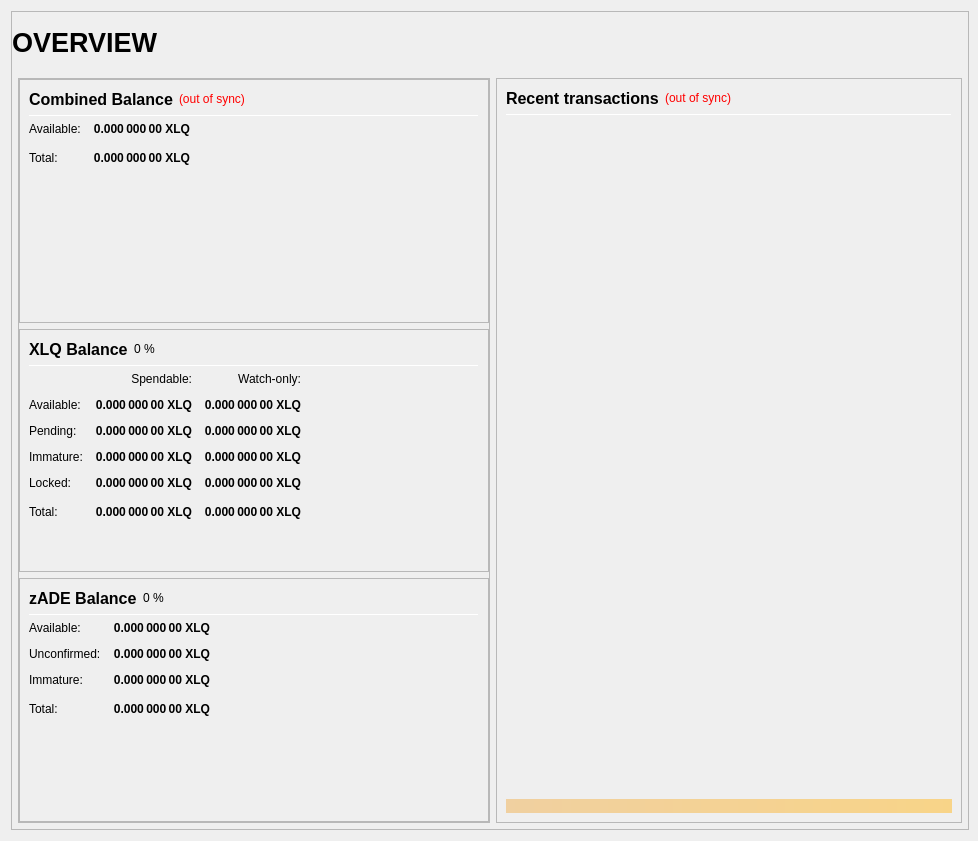
First picture: the form in src/qt/forms/overviewpage.ui, repository adeptio-project/adeptio, before the edit.
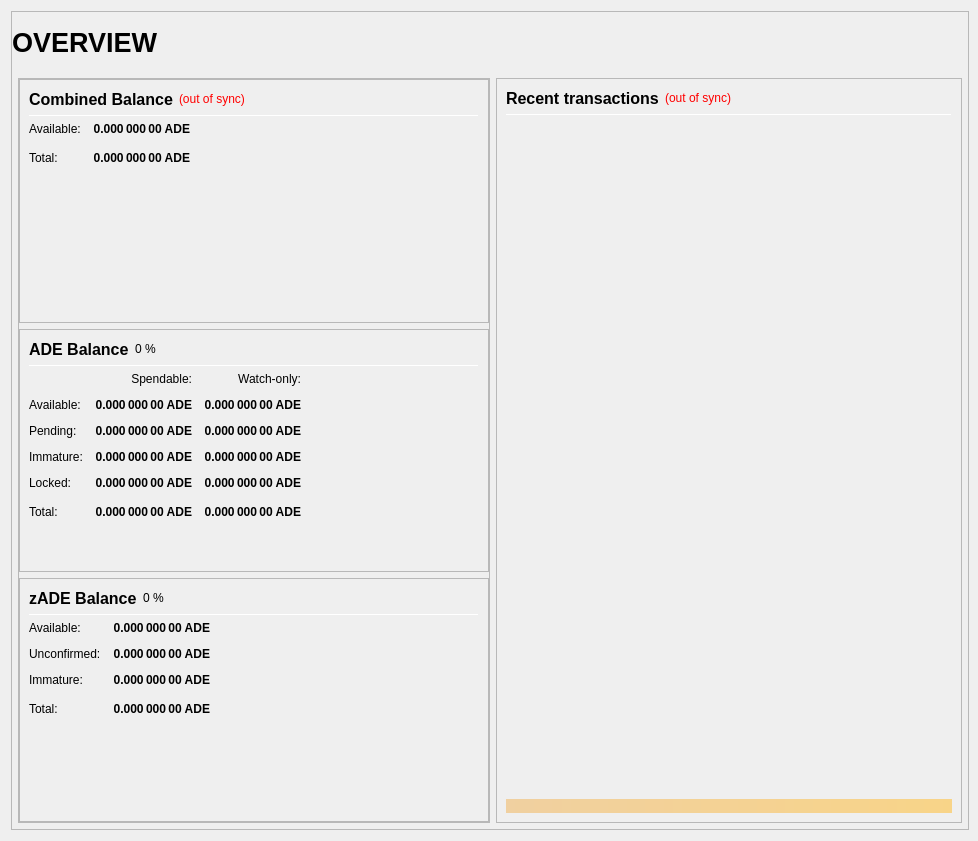
Second picture: the form after the edit.

```diff
--- a/src/qt/forms/overviewpage.ui
+++ b/src/qt/forms/overviewpage.ui
@@ -333,7 +333,7 @@
                           <string>Your current spendable balance</string>
                          </property>
                          <property name="text">
-                          <string notr="true">0.000 000 00 XLQ</string>
+                          <string notr="true">0.000 000 00 ADE</string>
                          </property>
                          <property name="alignment">
                           <set>Qt::AlignRight|Qt::AlignTrailing|Qt::AlignVCenter</set>
@@ -365,7 +365,7 @@
                           <string>Total Balance, including all unavailable coins.</string>
                          </property>
                          <property name="text">
-                          <string notr="true">0.000 000 00 XLQ</string>
+                          <string notr="true">0.000 000 00 ADE</string>
                          </property>
                          <property name="alignment">
                           <set>Qt::AlignRight|Qt::AlignTrailing|Qt::AlignVCenter</set>
@@ -433,7 +433,7 @@
                           </font>
                          </property>
                          <property name="text">
-                          <string>XLQ Balance</string>
+                          <string>ADE Balance</string>
                          </property>
                         </widget>
                        </item>
@@ -525,7 +525,7 @@
                           <string>Your current spendable balance</string>
                          </property>
                          <property name="text">
-                          <string notr="true">0.000 000 00 XLQ</string>
+                          <string notr="true">0.000 000 00 ADE</string>
                          </property>
                          <property name="alignment">
                           <set>Qt::AlignRight|Qt::AlignTrailing|Qt::AlignVCenter</set>
@@ -550,7 +550,7 @@
                           <string>Your current balance in watch-only addresses</string>
                          </property>
                          <property name="text">
-                          <string notr="true">0.000 000 00 XLQ</string>
+                          <string notr="true">0.000 000 00 ADE</string>
                          </property>
                          <property name="alignment">
                           <set>Qt::AlignRight|Qt::AlignTrailing|Qt::AlignVCenter</set>
@@ -582,7 +582,7 @@
                           <string>Total of transactions that have yet to be confirmed, and do not yet count toward the spendable balance</string>
                          </property>
                          <property name="text">
-                          <string notr="true">0.000 000 00 XLQ</string>
+                          <string notr="true">0.000 000 00 ADE</string>
                          </property>
                          <property name="alignment">
                           <set>Qt::AlignRight|Qt::AlignTrailing|Qt::AlignVCenter</set>
@@ -607,7 +607,7 @@
                           <string>Unconfirmed transactions to watch-only addresses</string>
                          </property>
                          <property name="text">
-                          <string notr="true">0.000 000 00 XLQ</string>
+                          <string notr="true">0.000 000 00 ADE</string>
                          </property>
                          <property name="alignment">
                           <set>Qt::AlignRight|Qt::AlignTrailing|Qt::AlignVCenter</set>
@@ -639,7 +639,7 @@
                           <string>Staked or masternode rewards that has not yet matured</string>
                          </property>
                          <property name="text">
-                          <string notr="true">0.000 000 00 XLQ</string>
+                          <string notr="true">0.000 000 00 ADE</string>
                          </property>
                          <property name="alignment">
                           <set>Qt::AlignRight|Qt::AlignTrailing|Qt::AlignVCenter</set>
@@ -664,7 +664,7 @@
                           <string>Staked or masternode rewards in watch-only addresses that has not yet matured</string>
                          </property>
                          <property name="text">
-                          <string notr="true">0.000 000 00 XLQ</string>
+                          <string notr="true">0.000 000 00 ADE</string>
                          </property>
                          <property name="alignment">
                           <set>Qt::AlignRight|Qt::AlignTrailing|Qt::AlignVCenter</set>
@@ -699,7 +699,7 @@
                           <string>Locked XLQ or Masternode collaterals. These are excluded from zADE minting.</string>
                          </property>
                          <property name="text">
-                          <string notr="true">0.000 000 00 XLQ</string>
+                          <string notr="true">0.000 000 00 ADE</string>
                          </property>
                          <property name="alignment">
                           <set>Qt::AlignRight|Qt::AlignTrailing|Qt::AlignVCenter</set>
@@ -724,7 +724,7 @@
                           <string>Current locked balance in watch-only addresses</string>
                          </property>
                          <property name="text">
-                          <string notr="true">0.000 000 00 XLQ</string>
+                          <string notr="true">0.000 000 00 ADE</string>
                          </property>
                          <property name="alignment">
                           <set>Qt::AlignRight|Qt::AlignTrailing|Qt::AlignVCenter</set>
@@ -759,7 +759,7 @@
                           <string>Your current ADE balance, unconfirmed and immature transactions included</string>
                          </property>
                          <property name="text">
-                          <string notr="true">0.000 000 00 XLQ</string>
+                          <string notr="true">0.000 000 00 ADE</string>
                          </property>
                          <property name="alignment">
                           <set>Qt::AlignRight|Qt::AlignTrailing|Qt::AlignVCenter</set>
@@ -784,7 +784,7 @@
                           <string>Current total balance in watch-only addresses</string>
                          </property>
                          <property name="text">
-                          <string notr="true">0.000 000 00 XLQ</string>
+                          <string notr="true">0.000 000 00 ADE</string>
                          </property>
                          <property name="alignment">
                           <set>Qt::AlignRight|Qt::AlignTrailing|Qt::AlignVCenter</set>
@@ -926,7 +926,7 @@
 These zADE are spendable.</string>
                          </property>
                          <property name="text">
-                          <string notr="true">0.000 000 00 XLQ</string>
+                          <string notr="true">0.000 000 00 ADE</string>
                          </property>
                          <property name="alignment">
                           <set>Qt::AlignRight|Qt::AlignTrailing|Qt::AlignVCenter</set>
@@ -957,7 +957,7 @@
 Immature: confirmed, but less than 1 mint of the same denomination after it was minted</string>
                          </property>
                          <property name="text">
-                          <string notr="true">0.000 000 00 XLQ</string>
+                          <string notr="true">0.000 000 00 ADE</string>
                          </property>
                          <property name="alignment">
                           <set>Qt::AlignRight|Qt::AlignTrailing|Qt::AlignVCenter</set>
@@ -988,7 +988,7 @@
 Immature: confirmed, but less than 1 mint of the same denomination after it was minted</string>
                          </property>
                          <property name="text">
-                          <string notr="true">0.000 000 00 XLQ</string>
+                          <string notr="true">0.000 000 00 ADE</string>
                          </property>
                          <property name="alignment">
                           <set>Qt::AlignRight|Qt::AlignTrailing|Qt::AlignVCenter</set>
@@ -1020,7 +1020,7 @@
                           <string>Your current zADE balance, unconfirmed and immature zADE included.</string>
                          </property>
                          <property name="text">
-                          <string notr="true">0.000 000 00 XLQ</string>
+                          <string notr="true">0.000 000 00 ADE</string>
                          </property>
                          <property name="alignment">
                           <set>Qt::AlignRight|Qt::AlignTrailing|Qt::AlignVCenter</set>
```
Left out of the diff: 6 changed lines with no effect on the pictures.
